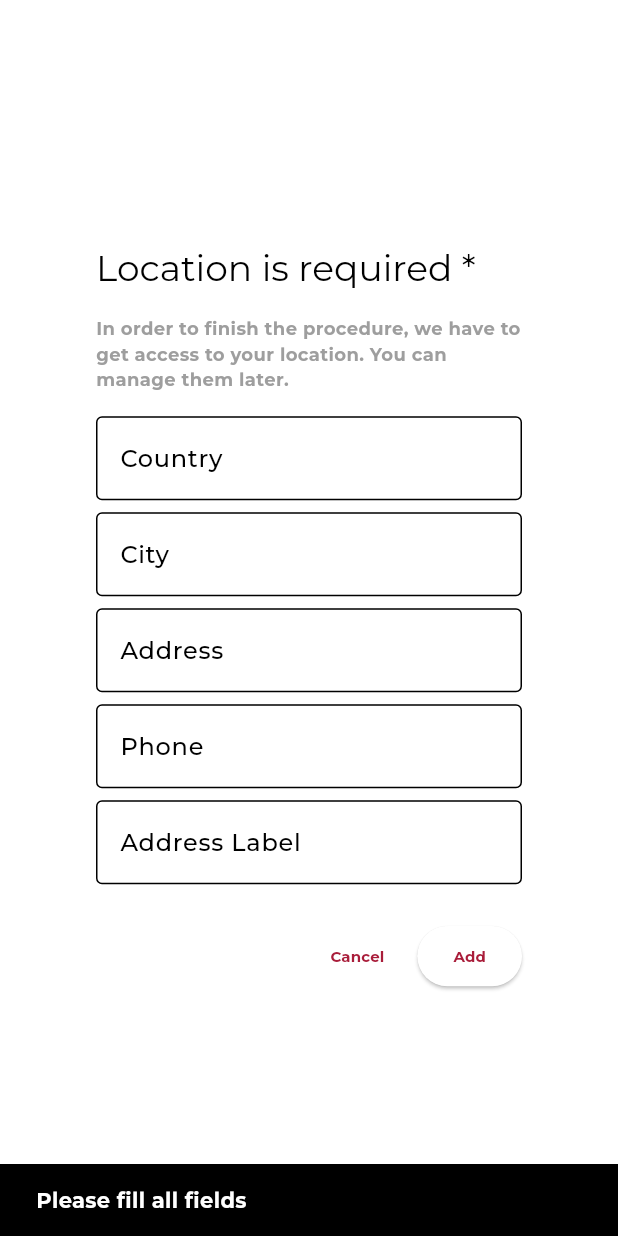
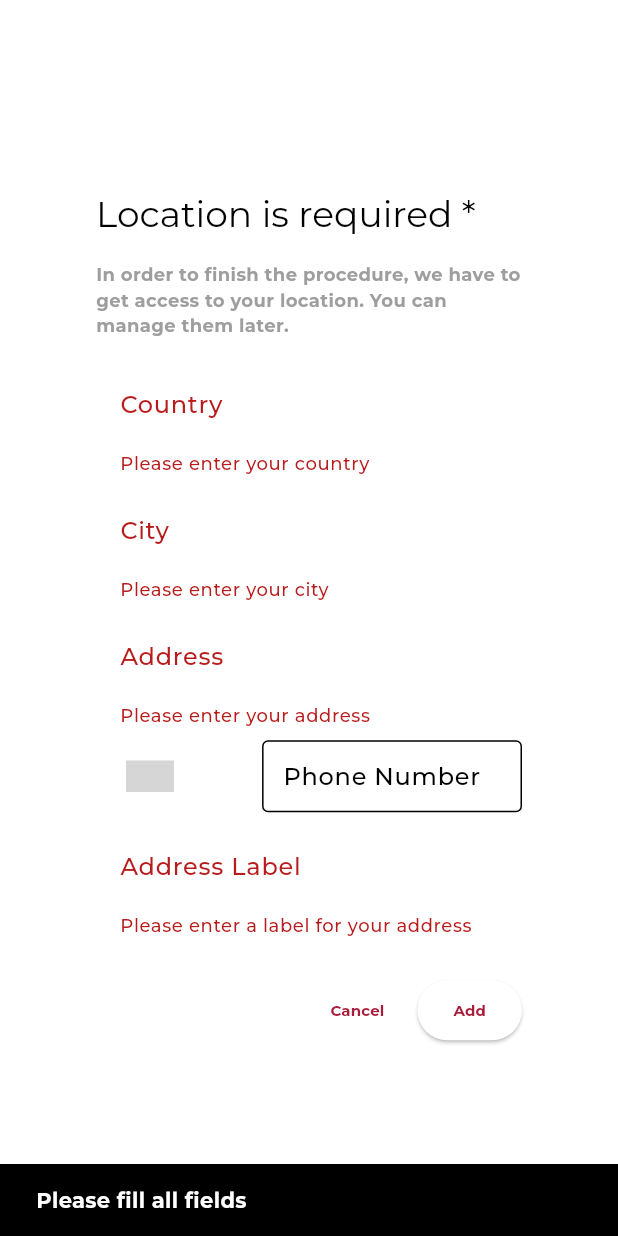
Before and after one commit to AlleTre-E-Commerce-Complex/alletre-flutter, a Flutter app: the AddLocationScreen widget shown alone on an empty page, opened directly, after a tap on "Add", on a phone screen of 412 x 824 dp. Run offline on Flutter 3.47's test engine with Material 3 defaults, Android fonts, the phone set to English and light mode, and no system bars; drawn by our look-alikes of intl_phone_number_input; our stand-ins replace carousel_slider, flutter_svg, flutter_switch, font_awesome_flutter, image_picker, package_info_plus and 1 more; statements that could not run were skipped; project files that could hold a hidden picture were left out; grey boxes are pictures that could not be loaded.

Commit message:
refactor: add location screen modified and form validation for image modified

```diff
--- a/lib/utils/validators/create_auction_validators.dart
+++ b/lib/utils/validators/create_auction_validators.dart
@@ -23,7 +23,7 @@ class CreateAuctionValidation {
 
 
   static String? validateMediaSection(List<File> mediaList) {
-    if (mediaList.isEmpty && mediaList.length < 3) {
+    if (mediaList.isEmpty || mediaList.length < 3) {
       return "Please upload at least 3 image";
     }
     return null;
--- a/lib/utils/validators/form_validators.dart
+++ b/lib/utils/validators/form_validators.dart
@@ -31,9 +31,9 @@ class FormValidators {
     if (value == null || value.isEmpty) {
       return 'This field is required';
     }
-     if (value.length != 10) {
-    return 'Phone number must be exactly 10 digits';
-  }
+  //    if (value.length != 10) {
+  //   return 'Phone number must be exactly 10 digits';
+  // }
     // if (!StringValidators.isWithinLength(value, 10, 15)) {
     //   return 'Enter a valid phone number';
     // }
--- a/lib/view/screens/auction screen/add_location_screen.dart
+++ b/lib/view/screens/auction screen/add_location_screen.dart
@@ -1,5 +1,9 @@
 import 'package:alletre_app/controller/providers/bottom_navbar_provider.dart';
+import 'package:alletre_app/controller/providers/user_provider.dart';
+import 'package:alletre_app/utils/themes/app_theme.dart';
+import 'package:alletre_app/utils/validators/form_validators.dart';
 import 'package:flutter/material.dart';
+import 'package:intl_phone_number_input/intl_phone_number_input.dart';
 import 'package:provider/provider.dart';
 
 class AddLocationScreen extends StatelessWidget {
@@ -13,46 +17,96 @@ class AddLocationScreen extends StatelessWidget {
     final phoneController = TextEditingController();
     final labelController = TextEditingController();
 
+    final formKey = GlobalKey<FormState>();
+
     return AlertDialog(
       title: const Text('Location is required *'),
       content: SingleChildScrollView(
+        child: Form(
+          key: formKey,
           child: Column(
             mainAxisSize: MainAxisSize.min,
             children: [
               const Text(
                 "In order to finish the procedure, we have to get access to your location. You can manage them later.",
-              style: TextStyle(fontSize: 12, color: Colors.grey),
+                style: TextStyle(fontSize: 12, color: greyColor),
               ),
               const SizedBox(height: 16),
-            TextField(
+              TextFormField(
                 controller: countryController,
                 decoration: const InputDecoration(labelText: 'Country'),
+                validator: (value) {
+                  if (value == null || value.isEmpty) {
+                    return 'Please enter your country';
+                  }
+                  return null;
+                },
               ),
               const SizedBox(height: 8),
-            TextField(
+              TextFormField(
                 controller: cityController,
                 decoration: const InputDecoration(labelText: 'City'),
+                validator: (value) {
+                  if (value == null || value.isEmpty) {
+                    return 'Please enter your city';
+                  }
+                  return null;
+                },
               ),
               const SizedBox(height: 8),
-            TextField(
+              TextFormField(
                 controller: addressController,
                 decoration: const InputDecoration(labelText: 'Address'),
+                validator: (value) {
+                  if (value == null || value.isEmpty) {
+                    return 'Please enter your address';
+                  }
+                  return null;
+                },
               ),
               const SizedBox(height: 8),
-            TextField(
-              controller: phoneController,
-              keyboardType: const TextInputType.numberWithOptions(),
-              decoration: const InputDecoration(
-                labelText: 'Phone',
-                prefixText: '+971 ',
+              Consumer<UserProvider>(
+                builder: (context, provider, child) =>
+                    InternationalPhoneNumberInput(
+                  onInputChanged: (PhoneNumber number) {
+                    provider.setPhoneNumber(number);
+                  },
+                  selectorConfig: const SelectorConfig(
+                    selectorType: PhoneInputSelectorType.BOTTOM_SHEET,
+                    showFlags: true,
+                  ),
+                  initialValue: provider.currentPhoneNumber,
+                  textFieldController: phoneController,
+                  formatInput: true,
+                  keyboardType: TextInputType.phone,
+                  inputDecoration: InputDecoration(
+                    labelText: 'Phone Number',
+                    hintText: 'Enter your phone number',
+                    border: OutlineInputBorder(
+                      borderRadius: BorderRadius.circular(8),
+                    ),
+                    contentPadding: const EdgeInsets.symmetric(
+                      vertical: 12,
+                      horizontal: 10,
+                    ),
+                  ),
+                  validator: (_) =>
+                      FormValidators.validatePhoneNumber(phoneController.text),
                 ),
               ),
               const SizedBox(height: 8),
-            TextField(
+              TextFormField(
                 controller: labelController,
                 decoration: const InputDecoration(labelText: 'Address Label'),
+                validator: (value) {
+                  if (value == null || value.isEmpty) {
+                    return 'Please enter a label for your address';
+                  }
+                  return null;
+                },
               ),
             ],
+          ),
         ),
       ),
       actions: [
@@ -64,11 +118,7 @@ class AddLocationScreen extends StatelessWidget {
         ),
         ElevatedButton(
           onPressed: () {
-            if (countryController.text.isNotEmpty &&
-                cityController.text.isNotEmpty &&
-                addressController.text.isNotEmpty &&
-                phoneController.text.isNotEmpty &&
-                labelController.text.isNotEmpty) {
+            if (formKey.currentState?.validate() ?? false) {
               context.read<TabIndexProvider>().updateIndex(10);
             } else {
               ScaffoldMessenger.of(context).showSnackBar(
--- a/pubspec.yaml
+++ b/pubspec.yaml
@@ -42,6 +42,7 @@ dependencies:
   intl_phone_number_input: ^0.7.4
   package_info_plus: ^8.1.2
   permission_handler: ^11.3.1
+  country_code_picker: ^3.1.0
 
   # The following adds the Cupertino Icons font to your application.
   # Use with the CupertinoIcons class for iOS style icons.
```
Also changed, not shown: pubspec.lock. Lines whose indentation alone changed are shown as unchanged.
